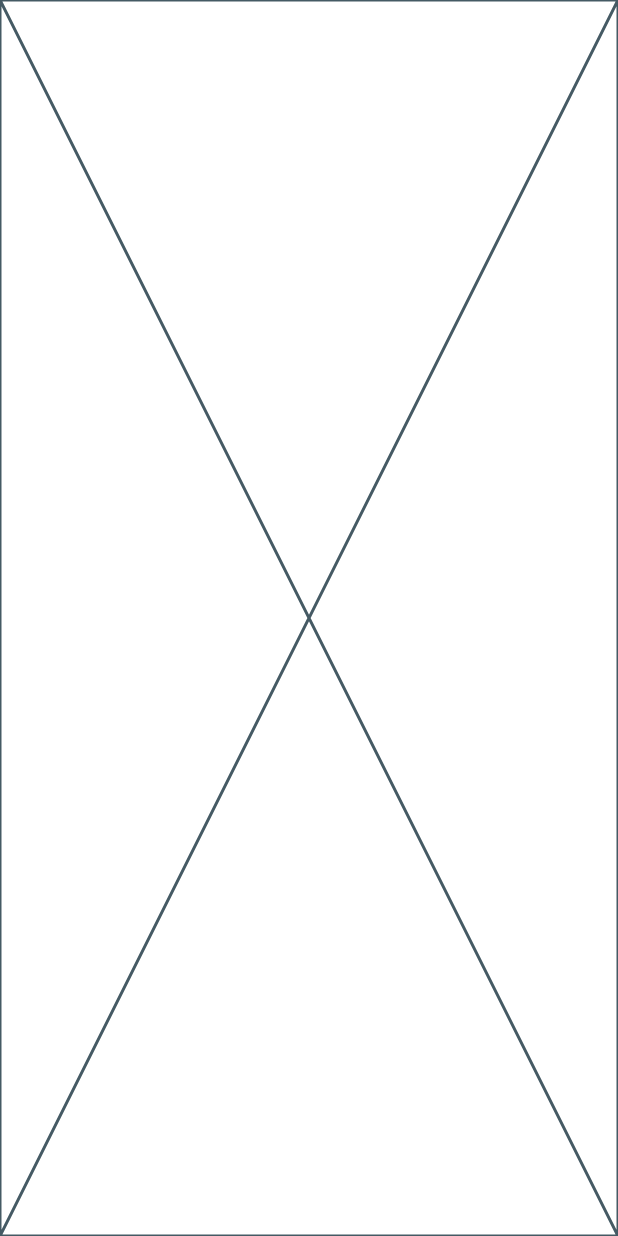
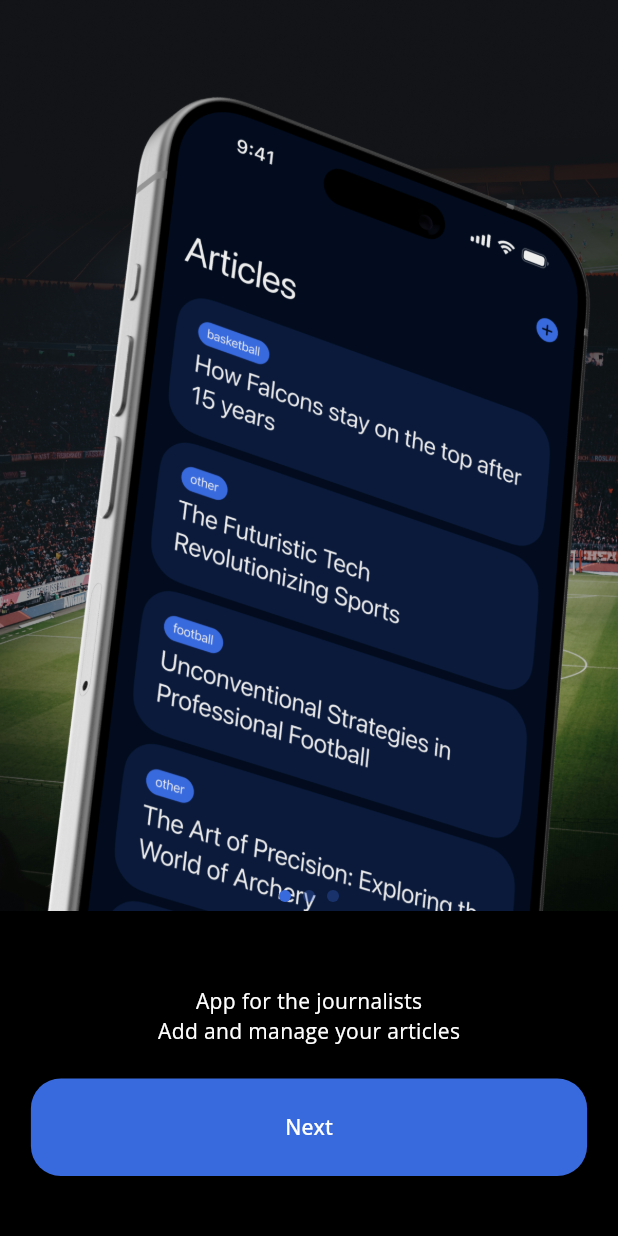
Before and after one commit to ramilsalihar/JournaNet, a Flutter app: the screen it shows after launch, on a phone screen of 412 x 824 dp. Run offline on Flutter 3.47's test engine with Material 3 defaults, Android fonts, the phone set to English and light mode, and no system bars; drawn by our look-alikes of smooth_page_indicator; our stand-ins replace google_fonts.

Commit message:
intro pages

```diff
--- a/lib/core/styles/app_theme.dart
+++ b/lib/core/styles/app_theme.dart
@@ -15,7 +15,7 @@ class AppTheme {
     colorScheme: ColorScheme.light(
       primary: _lightColors.primaryColor,
       secondary: _lightColors.secondaryColor,
-      background: _lightColors.secondaryColor,
+      background: _lightColors.black,
     ),
     fontFamily: GoogleFonts.openSans(
       fontWeight: FontWeight.w600,
--- /dev/null
+++ b/lib/data/intro_page_data.dart
@@ -0,0 +1,29 @@
+class IntroPageData {
+  final String title;
+  final String description;
+  final String imagePath;
+
+  IntroPageData({
+    required this.title,
+    required this.description,
+    required this.imagePath,
+  });
+}
+
+final List<IntroPageData> introPageData = [
+  IntroPageData(
+    title: 'App for the journalists',
+    description: 'Add and manage your articles',
+    imagePath: 'assets/images/intro1.png',
+  ),
+  IntroPageData(
+    title: 'Manage your budget',
+    description: 'Add your statistics and earn more',
+    imagePath: 'assets/images/intro2.png',
+  ),
+  IntroPageData(
+    title: 'Smart notes',
+    description: 'Integrated notes to help you in the events',
+    imagePath: 'assets/images/intro3.png',
+  ),
+];
--- a/lib/presentation/pages/intro/intro_pages.dart
+++ b/lib/presentation/pages/intro/intro_pages.dart
@@ -1,4 +1,8 @@
 import 'package:flutter/material.dart';
+import 'package:smooth_page_indicator/smooth_page_indicator.dart';
+import 'package:swiftui/data/intro_page_data.dart';
+import 'package:swiftui/presentation/pages/home/home_page.dart';
+import 'package:swiftui/presentation/widgets/buttons/app_text_button.dart';
 
 class IntroPages extends StatefulWidget {
   const IntroPages({super.key});
@@ -8,8 +12,95 @@ class IntroPages extends StatefulWidget {
 }
 
 class _IntroPagesState extends State<IntroPages> {
+  bool _isLastPage = false;
+  final _controller = PageController();
+
   @override
   Widget build(BuildContext context) {
-    return const Placeholder();
+    final theme = Theme.of(context);
+    final height = MediaQuery.of(context).size.height;
+    return Scaffold(
+      backgroundColor: theme.colorScheme.background,
+      body: Stack(
+        children: [
+          SizedBox(
+            // height: height * 0.9,
+            child: PageView(
+              controller: _controller,
+              onPageChanged: (index) {
+                setState(() {
+                  _isLastPage = (index == 2);
+                });
+              },
+              // physics: const NeverScrollableScrollPhysics(),
+              children: [
+                _buildBody(context, introPageData[0]),
+                _buildBody(context, introPageData[0]),
+                _buildBody(context, introPageData[0]),
+              ],
+            ),
+          ),
+          Positioned.fill(
+            top: height * 0.45,
+            child: Align(
+              alignment: Alignment.center,
+              child: Padding(
+                padding: const EdgeInsets.all(10.0),
+                child: SmoothPageIndicator(
+                  controller: _controller,
+                  count: 3,
+                  effect: SlideEffect(
+                    radius: 20.0,
+                    dotWidth: 8.0,
+                    dotHeight: 8.0,
+                    paintStyle: PaintingStyle.fill,
+                    dotColor: theme.colorScheme.secondary.withOpacity(0.3),
+                    activeDotColor: theme.colorScheme.secondary,
+                  ),
+                ),
+              ),
+            ),
+          ),
+          Align(
+            alignment: Alignment.bottomCenter,
+            child: AppTextButton(
+              title: 'Next',
+              onPressed: () {
+                _isLastPage
+                    ? Navigator.of(context).push(MaterialPageRoute(
+                        builder: (context) => const HomePage(),
+                      ))
+                    : _controller.nextPage(
+                        duration: const Duration(milliseconds: 500),
+                        curve: Curves.easeIn,
+                      );
+              },
+            ),
+          ),
+        ],
+      ),
+    );
   }
 }
+
+Widget _buildBody(BuildContext context, IntroPageData page) {
+  return Column(
+    children: [
+      Image.asset(
+        page.imagePath,
+        fit: BoxFit.cover,
+      ),
+      const SizedBox(
+        height: 50,
+      ),
+      Text(
+        page.title,
+        style: TextStyle(color: Colors.white),
+      ),
+      Text(
+        page.description,
+        style: TextStyle(color: Colors.white),
+      ),
+    ],
+  );
+}
--- /dev/null
+++ b/lib/presentation/widgets/buttons/app_text_button.dart
@@ -0,0 +1,38 @@
+import 'package:flutter/material.dart';
+
+class AppTextButton extends StatelessWidget {
+  const AppTextButton({
+    super.key,
+    required this.title,
+    required this.onPressed,
+  });
+
+  final String title;
+  final VoidCallback onPressed;
+
+  @override
+  Widget build(BuildContext context) {
+    final width = MediaQuery.of(context).size.width;
+    return Padding(
+      padding: const EdgeInsets.only(
+        top: 40.0,
+        bottom: 40.0,
+      ),
+      child: Container(
+        height: 65,
+        width: width * 0.9,
+        decoration: BoxDecoration(
+          borderRadius: BorderRadius.circular(20),
+          color: Theme.of(context).colorScheme.secondary,
+        ),
+        child: TextButton(
+          onPressed: onPressed,
+          child: Text(
+            title,
+            style: TextStyle(color: Colors.white),
+          ),
+        ),
+      ),
+    );
+  }
+}
--- a/pubspec.yaml
+++ b/pubspec.yaml
@@ -15,7 +15,6 @@ dependencies:
   cupertino_icons: ^1.0.6
   google_fonts: ^6.2.1
   smooth_page_indicator: ^1.1.0
-  flutter_splash_screen: ^3.0.0
 
 dev_dependencies:
   flutter_test:
```
Also changed, not shown: lib/presentation/pages/home/home_page.dart (added, +18 -0 lines), lib/presentation/widgets/layout/intro_layout.dart (added, +36 -0 lines), assets/images/intro1.png (added), assets/images/intro2.png (added), assets/images/intro3.png (added), pubspec.lock.
